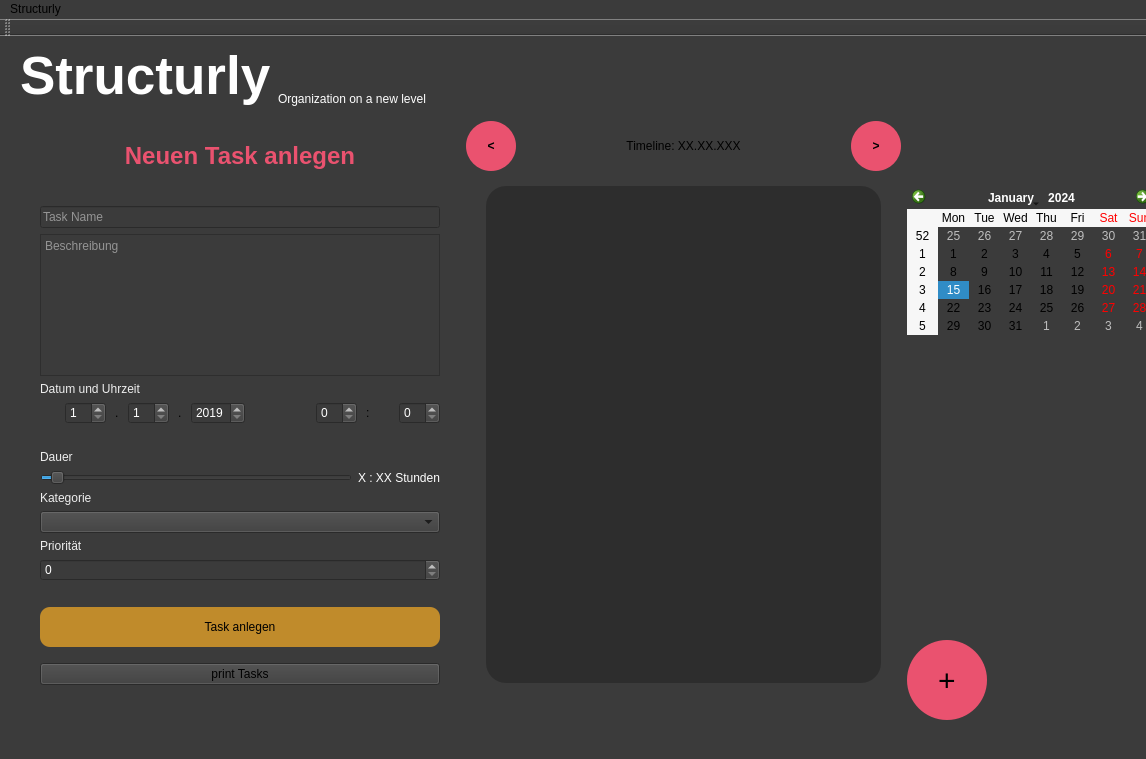
The window that src/qtdep_gui/mainwindow.ui (paulwag/Structurly) describes before a commit, drawn with Qt 5.
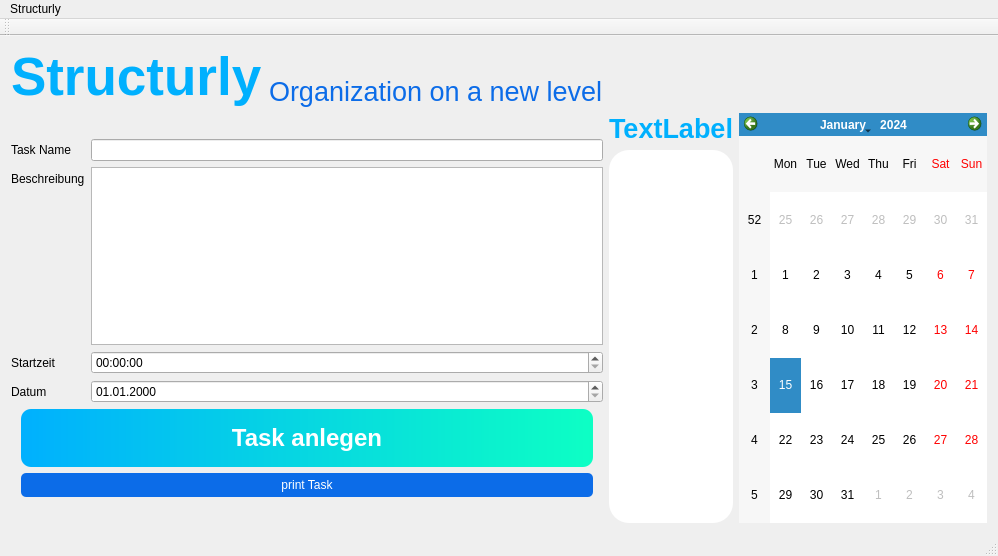
The same window after the commit.

Commit message: gui update and show timelines

```diff
--- a/src/qtdep_gui/mainwindow.ui
+++ b/src/qtdep_gui/mainwindow.ui
@@ -6,8 +6,8 @@
    <rect>
     <x>0</x>
     <y>0</y>
-    <width>1146</width>
-    <height>759</height>
+    <width>888</width>
+    <height>556</height>
    </rect>
   </property>
   <property name="sizePolicy">
@@ -20,612 +20,250 @@
    <string>MainWindow</string>
   </property>
   <property name="styleSheet">
-   <string notr="true">background-color: #3B3B3B;</string>
+   <string notr="true"/>
   </property>
   <widget class="QWidget" name="centralWidget">
-   <widget class="QWidget" name="gridLayoutWidget">
-    <property name="geometry">
-     <rect>
-      <x>20</x>
-      <y>10</y>
-      <width>1146</width>
-      <height>685</height>
-     </rect>
-    </property>
-    <layout class="QGridLayout" name="gridLayout">
-     <property name="leftMargin">
-      <number>0</number>
-     </property>
-     <property name="topMargin">
-      <number>0</number>
-     </property>
-     <item row="2" column="1">
-      <widget class="QScrollArea" name="timeline_area">
-       <property name="minimumSize">
-        <size>
-         <width>350</width>
-         <height>0</height>
-        </size>
-       </property>
-       <property name="styleSheet">
-        <string notr="true">margin: 0 20px 37px;
-padding: 5px;
+   <layout class="QGridLayout" name="gridLayout">
+    <item row="1" column="3">
+     <layout class="QVBoxLayout" name="verticalLayout_3">
+      <item>
+       <widget class="QLabel" name="timeline_label">
+        <property name="font">
+         <font>
+          <pointsize>20</pointsize>
+          <weight>75</weight>
+          <bold>true</bold>
+         </font>
+        </property>
+        <property name="styleSheet">
+         <string notr="true">color: rgba(0,176,254, 255);
+</string>
+        </property>
+        <property name="text">
+         <string>TextLabel</string>
+        </property>
+        <property name="alignment">
+         <set>Qt::AlignCenter</set>
+        </property>
+       </widget>
+      </item>
+      <item>
+       <widget class="QScrollArea" name="timeline_area">
+        <property name="styleSheet">
+         <string notr="true">border: none;
+padding: 20px;
+background-color: white;
 border-radius: 20px;
-background-color: #2D2D2D;</string>
-       </property>
-       <property name="widgetResizable">
-        <bool>true</bool>
-       </property>
-       <widget class="QWidget" name="scrollAreaWidgetContents_2">
-        <property name="geometry">
-         <rect>
-          <x>0</x>
-          <y>0</y>
-          <width>266</width>
-          <height>438</height>
-         </rect>
+</string>
         </property>
-        <widget class="QTableWidget" name="timeline_table">
+        <property name="widgetResizable">
+         <bool>true</bool>
+        </property>
+        <widget class="QWidget" name="scroll_area_content">
          <property name="geometry">
           <rect>
-           <x>30</x>
+           <x>0</x>
            <y>0</y>
-           <width>311</width>
-           <height>611</height>
+           <width>156</width>
+           <height>349</height>
           </rect>
          </property>
-         <property name="sizePolicy">
-          <sizepolicy hsizetype="Preferred" vsizetype="Preferred">
-           <horstretch>0</horstretch>
-           <verstretch>0</verstretch>
-          </sizepolicy>
-         </property>
-         <property name="styleSheet">
-          <string notr="true">background-color: #2D2D2D;
-border-radius: 30px;
-color: white; 
-</string>
-         </property>
         </widget>
        </widget>
-      </widget>
-     </item>
-     <item row="0" column="0">
-      <layout class="QGridLayout" name="gridLayout_2">
-       <item row="0" column="0">
-        <widget class="QLabel" name="title_label">
-         <property name="font">
-          <font>
-           <pointsize>40</pointsize>
-           <weight>75</weight>
-           <bold>true</bold>
-           <kerning>true</kerning>
-          </font>
-         </property>
-         <property name="styleSheet">
-          <string notr="true">color: white;
-</string>
-         </property>
-         <property name="text">
-          <string>Structurly</string>
-         </property>
-        </widget>
-       </item>
-       <item row="0" column="1">
-        <widget class="QLabel" name="subtitle_label">
-         <property name="styleSheet">
-          <string notr="true">color: white;</string>
-         </property>
-         <property name="text">
-          <string>Organization on a new level</string>
-         </property>
-         <property name="alignment">
-          <set>Qt::AlignBottom|Qt::AlignLeading|Qt::AlignLeft</set>
-         </property>
-        </widget>
-       </item>
-      </layout>
-     </item>
-     <item row="1" column="0">
-      <widget class="QLabel" name="create_new_Task_label">
-       <property name="font">
-        <font>
-         <pointsize>18</pointsize>
-         <weight>75</weight>
-         <bold>true</bold>
-        </font>
-       </property>
-       <property name="styleSheet">
-        <string notr="true">margin-top: 20px;
-padding:10px;
-color: #EA526F;</string>
-       </property>
-       <property name="text">
-        <string>Neuen Task anlegen</string>
-       </property>
-       <property name="alignment">
-        <set>Qt::AlignCenter</set>
-       </property>
-      </widget>
-     </item>
-     <item row="2" column="2">
-      <layout class="QVBoxLayout" name="verticalLayout_right">
-       <item alignment="Qt::AlignTop">
-        <widget class="QCalendarWidget" name="calendar">
-         <property name="sizePolicy">
-          <sizepolicy hsizetype="Fixed" vsizetype="Fixed">
-           <horstretch>0</horstretch>
-           <verstretch>0</verstretch>
-          </sizepolicy>
-         </property>
-         <property name="mouseTracking">
-          <bool>false</bool>
-         </property>
-         <property name="autoFillBackground">
-          <bool>false</bool>
-         </property>
-         <property name="gridVisible">
-          <bool>false</bool>
-         </property>
-        </widget>
-       </item>
-       <item>
-        <widget class="QPushButton" name="pushButton_3">
-         <property name="sizePolicy">
-          <sizepolicy hsizetype="Fixed" vsizetype="Fixed">
-           <horstretch>0</horstretch>
-           <verstretch>0</verstretch>
-          </sizepolicy>
-         </property>
-         <property name="styleSheet">
-          <string notr="true">border-radius: 40px;
-background-color: #EA526F;
-width: 80px;
-height: 80px;
-font-size: 30px;</string>
-         </property>
-         <property name="text">
-          <string>+</string>
-         </property>
-        </widget>
-       </item>
-      </layout>
-     </item>
-     <item row="2" column="0">
-      <layout class="QVBoxLayout" name="create_task_group">
-       <property name="leftMargin">
-        <number>20</number>
-       </property>
-       <property name="topMargin">
-        <number>20</number>
-       </property>
-       <property name="rightMargin">
-        <number>20</number>
-       </property>
-       <item>
-        <widget class="QLineEdit" name="task_name_edit">
-         <property name="styleSheet">
-          <string notr="true">color: #eee;
-border: .5px solid #222;</string>
-         </property>
-         <property name="text">
-          <string/>
-         </property>
-         <property name="placeholderText">
-          <string>Task Name</string>
-         </property>
-        </widget>
-       </item>
-       <item>
-        <widget class="QTextEdit" name="description_edit">
-         <property name="sizePolicy">
-          <sizepolicy hsizetype="Expanding" vsizetype="Expanding">
-           <horstretch>0</horstretch>
-           <verstretch>0</verstretch>
-          </sizepolicy>
-         </property>
-         <property name="styleSheet">
-          <string notr="true">color: #eee;
-</string>
-         </property>
-         <property name="placeholderText">
-          <string>Beschreibung</string>
-         </property>
-        </widget>
-       </item>
-       <item>
-        <widget class="QLabel" name="start_time_label">
-         <property name="styleSheet">
-          <string notr="true">color: #eee;</string>
-         </property>
-         <property name="text">
-          <string>Datum und Uhrzeit</string>
-         </property>
-        </widget>
-       </item>
-       <item>
-        <layout class="QHBoxLayout" name="horizontalLayout_2">
-         <item>
-          <widget class="QSpinBox" name="day_edit">
-           <property name="sizePolicy">
-            <sizepolicy hsizetype="Fixed" vsizetype="Fixed">
-             <horstretch>0</horstretch>
-             <verstretch>0</verstretch>
-            </sizepolicy>
-           </property>
-           <property name="styleSheet">
-            <string notr="true">margin-left: 25px;
-margin-bottom: 20px;
-color: white;</string>
-           </property>
-           <property name="minimum">
-            <number>1</number>
-           </property>
-           <property name="maximum">
-            <number>31</number>
-           </property>
-          </widget>
-         </item>
-         <item>
-          <widget class="QLabel" name="dot">
-           <property name="sizePolicy">
-            <sizepolicy hsizetype="Fixed" vsizetype="Preferred">
-             <horstretch>0</horstretch>
-             <verstretch>0</verstretch>
-            </sizepolicy>
-           </property>
-           <property name="styleSheet">
-            <string notr="true">margin-bottom: 20px;</string>
-           </property>
-           <property name="text">
-            <string>.</string>
-           </property>
-          </widget>
-         </item>
-         <item>
-          <widget class="QSpinBox" name="month_edit">
-           <property name="sizePolicy">
-            <sizepolicy hsizetype="Fixed" vsizetype="Fixed">
-             <horstretch>0</horstretch>
-             <verstretch>0</verstretch>
-            </sizepolicy>
-           </property>
-           <property name="styleSheet">
-            <string notr="true">color: white;
-margin-bottom: 20px;</string>
-           </property>
-           <property name="minimum">
-            <number>1</number>
-           </property>
-           <property name="maximum">
-            <number>12</number>
-           </property>
-          </widget>
-         </item>
-         <item>
-          <widget class="QLabel" name="dot_2">
-           <property name="sizePolicy">
-            <sizepolicy hsizetype="Fixed" vsizetype="Preferred">
-             <horstretch>0</horstretch>
-             <verstretch>0</verstretch>
-            </sizepolicy>
-           </property>
-           <property name="styleSheet">
-            <string notr="true">margin-bottom: 20px;</string>
-           </property>
-           <property name="text">
-            <string>.</string>
-           </property>
-          </widget>
-         </item>
-         <item>
-          <widget class="QSpinBox" name="year_edit">
-           <property name="sizePolicy">
-            <sizepolicy hsizetype="Fixed" vsizetype="Fixed">
-             <horstretch>0</horstretch>
-             <verstretch>0</verstretch>
-            </sizepolicy>
-           </property>
-           <property name="styleSheet">
-            <string notr="true">color: white;
-margin-right: 35px;
-margin-bottom: 20px;</string>
-           </property>
-           <property name="minimum">
-            <number>2019</number>
-           </property>
-           <property name="maximum">
-            <number>2030</number>
-           </property>
-          </widget>
-         </item>
-         <item>
-          <widget class="QSpinBox" name="hour_edit">
-           <property name="sizePolicy">
-            <sizepolicy hsizetype="Fixed" vsizetype="Fixed">
-             <horstretch>0</horstretch>
-             <verstretch>0</verstretch>
-            </sizepolicy>
-           </property>
-           <property name="styleSheet">
-            <string notr="true">color: white;
-margin-left: 30px;
-border-color: #3B3B3B;
-margin-bottom: 20px;</string>
-           </property>
-           <property name="maximum">
-            <number>23</number>
-           </property>
-          </widget>
-         </item>
-         <item>
-          <widget class="QLabel" name="doubledot">
-           <property name="sizePolicy">
-            <sizepolicy hsizetype="Fixed" vsizetype="Preferred">
-             <horstretch>0</horstretch>
-             <verstretch>0</verstretch>
-            </sizepolicy>
-           </property>
-           <property name="styleSheet">
-            <string notr="true">margin-bottom: 20px;</string>
-           </property>
-           <property name="text">
-            <string>:</string>
-           </property>
-          </widget>
-         </item>
-         <item>
-          <widget class="QSpinBox" name="minute_edit">
-           <property name="sizePolicy">
-            <sizepolicy hsizetype="Fixed" vsizetype="Fixed">
-             <horstretch>0</horstretch>
-             <verstretch>0</verstretch>
-            </sizepolicy>
-           </property>
-           <property name="styleSheet">
-            <string notr="true">color: white;
-outline: none;
-margin-left: 20px;
-margin-bottom: 20px;
-</string>
-           </property>
-           <property name="maximum">
-            <number>59</number>
-           </property>
-          </widget>
-         </item>
-        </layout>
-       </item>
-       <item>
-        <widget class="QLabel" name="time_needed_label">
-         <property name="styleSheet">
-          <string notr="true">color: #eee;
-</string>
-         </property>
-         <property name="text">
-          <string>Dauer</string>
-         </property>
-        </widget>
-       </item>
-       <item>
-        <layout class="QHBoxLayout" name="horizontalLayout_3">
-         <item>
-          <widget class="QSlider" name="time_needed_edit">
-           <property name="cursor">
-            <cursorShape>OpenHandCursor</cursorShape>
-           </property>
-           <property name="styleSheet">
-            <string notr="true"/>
-           </property>
-           <property name="minimum">
-            <number>15</number>
-           </property>
-           <property name="maximum">
-            <number>480</number>
-           </property>
-           <property name="singleStep">
-            <number>15</number>
-           </property>
-           <property name="pageStep">
-            <number>15</number>
-           </property>
-           <property name="value">
-            <number>30</number>
-           </property>
-           <property name="sliderPosition">
-            <number>30</number>
-           </property>
-           <property name="orientation">
-            <enum>Qt::Horizontal</enum>
-           </property>
-          </widget>
-         </item>
-         <item>
-          <widget class="QLabel" name="label">
-           <property name="styleSheet">
-            <string notr="true">color: white;</string>
-           </property>
-           <property name="text">
-            <string>X : XX Stunden</string>
-           </property>
-          </widget>
-         </item>
-        </layout>
-       </item>
-       <item>
-        <widget class="QLabel" name="category_label">
-         <property name="styleSheet">
-          <string notr="true">color: #eee;</string>
-         </property>
-         <property name="text">
-          <string>Kategorie</string>
-         </property>
-        </widget>
-       </item>
-       <item>
-        <widget class="QComboBox" name="category_dropdown">
-         <property name="styleSheet">
-          <string notr="true">border-color: #3B3B3B;
-</string>
-         </property>
-        </widget>
-       </item>
-       <item>
-        <widget class="QLabel" name="priority_label">
-         <property name="styleSheet">
-          <string notr="true">color: #eee;</string>
-         </property>
-         <property name="text">
-          <string>Priorität</string>
-         </property>
-        </widget>
-       </item>
-       <item>
-        <widget class="QSpinBox" name="priority_edit">
-         <property name="styleSheet">
-          <string notr="true">color: white;
-border-color: #3B3B3B;
-margin-bottom: 20px;</string>
-         </property>
-        </widget>
-       </item>
-       <item>
-        <widget class="QPushButton" name="create_task_btn">
-         <property name="sizePolicy">
-          <sizepolicy hsizetype="Minimum" vsizetype="Fixed">
-           <horstretch>0</horstretch>
-           <verstretch>0</verstretch>
-          </sizepolicy>
-         </property>
-         <property name="styleSheet">
-          <string notr="true">color: black;
-height: 40px;
-background-color: rgba(192, 139, 43, 255);
+      </item>
+     </layout>
+    </item>
+    <item row="1" column="2">
+     <layout class="QVBoxLayout" name="createTask_area">
+      <item>
+       <spacer name="verticalSpacer_2">
+        <property name="orientation">
+         <enum>Qt::Vertical</enum>
+        </property>
+        <property name="sizeHint" stdset="0">
+         <size>
+          <width>20</width>
+          <height>40</height>
+         </size>
+        </property>
+       </spacer>
+      </item>
+      <item>
+       <layout class="QFormLayout" name="formLayout">
+        <property name="sizeConstraint">
+         <enum>QLayout::SetMaximumSize</enum>
+        </property>
+        <property name="formAlignment">
+         <set>Qt::AlignJustify|Qt::AlignTop</set>
+        </property>
+        <item row="0" column="0">
+         <widget class="QLabel" name="name_label">
+          <property name="styleSheet">
+           <string notr="true"/>
+          </property>
+          <property name="text">
+           <string>Task Name</string>
+          </property>
+         </widget>
+        </item>
+        <item row="0" column="1">
+         <widget class="QLineEdit" name="name_edit"/>
+        </item>
+        <item row="1" column="0">
+         <widget class="QLabel" name="description_label">
+          <property name="text">
+           <string>Beschreibung</string>
+          </property>
+         </widget>
+        </item>
+        <item row="1" column="1">
+         <widget class="QTextEdit" name="description_edit">
+          <property name="sizePolicy">
+           <sizepolicy hsizetype="Preferred" vsizetype="Expanding">
+            <horstretch>0</horstretch>
+            <verstretch>0</verstretch>
+           </sizepolicy>
+          </property>
+         </widget>
+        </item>
+        <item row="2" column="0">
+         <widget class="QLabel" name="time_label">
+          <property name="text">
+           <string>Startzeit</string>
+          </property>
+         </widget>
+        </item>
+        <item row="2" column="1">
+         <widget class="QTimeEdit" name="time_edit"/>
+        </item>
+        <item row="3" column="0">
+         <widget class="QLabel" name="date_label">
+          <property name="text">
+           <string>Datum</string>
+          </property>
+         </widget>
+        </item>
+        <item row="3" column="1">
+         <widget class="QDateEdit" name="date_edit">
+          <property name="displayFormat">
+           <string>dd.MM.yyyy</string>
+          </property>
+         </widget>
+        </item>
+       </layout>
+      </item>
+      <item>
+       <widget class="QPushButton" name="create_task_button">
+        <property name="font">
+         <font>
+          <pointsize>18</pointsize>
+          <weight>75</weight>
+          <bold>true</bold>
+         </font>
+        </property>
+        <property name="styleSheet">
+         <string notr="true">background-color: qlineargradient(spread:pad, x1:0, y1:0, x2:1, y2:0, stop:0 rgba(0,176,254, 255), stop:1 rgba(13,255,196 255));
+padding: 15px;
 border-radius: 10px;
-margin-bottom: 10px;
-
+margin: 0 10px;
+color: white;</string>
+        </property>
+        <property name="text">
+         <string>Task anlegen</string>
+        </property>
+       </widget>
+      </item>
+      <item>
+       <widget class="QPushButton" name="print_task">
+        <property name="styleSheet">
+         <string notr="true">margin: 0 10px;
+padding: 5px;
+background-color: #0C6CE8;
+color: white; 
+border-radius: 5px;</string>
+        </property>
+        <property name="text">
+         <string>print Task</string>
+        </property>
+       </widget>
+      </item>
+      <item>
+       <spacer name="verticalSpacer">
+        <property name="orientation">
+         <enum>Qt::Vertical</enum>
+        </property>
+        <property name="sizeHint" stdset="0">
+         <size>
+          <width>20</width>
+          <height>40</height>
+         </size>
+        </property>
+       </spacer>
+      </item>
+     </layout>
+    </item>
+    <item row="0" column="2">
+     <layout class="QHBoxLayout" name="horizontalLayout_2">
+      <item>
+       <widget class="QLabel" name="titel_label">
+        <property name="sizePolicy">
+         <sizepolicy hsizetype="Fixed" vsizetype="Preferred">
+          <horstretch>0</horstretch>
+          <verstretch>0</verstretch>
+         </sizepolicy>
+        </property>
+        <property name="font">
+         <font>
+          <pointsize>40</pointsize>
+          <weight>75</weight>
+          <bold>true</bold>
+         </font>
+        </property>
+        <property name="styleSheet">
+         <string notr="true">color: rgba(0,176,254, 255);
 </string>
-         </property>
-         <property name="text">
-          <string>Task anlegen</string>
-         </property>
-        </widget>
-       </item>
-       <item>
-        <widget class="QPushButton" name="printTasks">
-         <property name="text">
-          <string>print Tasks</string>
-         </property>
-        </widget>
-       </item>
-       <item>
-        <widget class="QLabel" name="status_label">
-         <property name="styleSheet">
-          <string notr="true">color: lightgreen;
-margin-top: 15px;
-
-</string>
-         </property>
-         <property name="text">
-          <string/>
-         </property>
-        </widget>
-       </item>
-      </layout>
-     </item>
-     <item row="1" column="1">
-      <layout class="QHBoxLayout" name="horizontalLayout">
-       <item>
-        <widget class="QPushButton" name="pushButton_2">
-         <property name="sizePolicy">
-          <sizepolicy hsizetype="Fixed" vsizetype="Fixed">
-           <horstretch>0</horstretch>
-           <verstretch>0</verstretch>
-          </sizepolicy>
-         </property>
-         <property name="font">
-          <font>
-           <weight>75</weight>
-           <bold>true</bold>
-          </font>
-         </property>
-         <property name="cursor">
-          <cursorShape>PointingHandCursor</cursorShape>
-         </property>
-         <property name="styleSheet">
-          <string notr="true">border-radius: 25px;
-background-color: #EA526F;
-width: 50px;
-height: 50px;</string>
-         </property>
-         <property name="text">
-          <string>&lt;</string>
-         </property>
-        </widget>
-       </item>
-       <item>
-        <widget class="QLabel" name="timeline_date">
-         <property name="sizePolicy">
-          <sizepolicy hsizetype="Minimum" vsizetype="Preferred">
-           <horstretch>0</horstretch>
-           <verstretch>0</verstretch>
-          </sizepolicy>
-         </property>
-         <property name="text">
-          <string>Timeline: XX.XX.XXX</string>
-         </property>
-         <property name="alignment">
-          <set>Qt::AlignCenter</set>
-         </property>
-        </widget>
-       </item>
-       <item>
-        <widget class="QPushButton" name="pushButton">
-         <property name="sizePolicy">
-          <sizepolicy hsizetype="Fixed" vsizetype="Fixed">
-           <horstretch>0</horstretch>
-           <verstretch>0</verstretch>
-          </sizepolicy>
-         </property>
-         <property name="font">
-          <font>
-           <weight>75</weight>
-           <bold>true</bold>
-          </font>
-         </property>
-         <property name="cursor">
-          <cursorShape>PointingHandCursor</cursorShape>
-         </property>
-         <property name="styleSheet">
-          <string notr="true">border-radius: 25px;
-background-color: #EA526F;
-width: 50px;
-height: 50px;
-</string>
-         </property>
-         <property name="text">
-          <string>&gt;</string>
-         </property>
-         <property name="iconSize">
-          <size>
-           <width>20</width>
-           <height>20</height>
-          </size>
-         </property>
-        </widget>
-       </item>
-      </layout>
-     </item>
-    </layout>
-   </widget>
+        </property>
+        <property name="text">
+         <string>Structurly</string>
+        </property>
+       </widget>
+      </item>
+      <item>
+       <widget class="QLabel" name="subtittel_label">
+        <property name="font">
+         <font>
+          <pointsize>20</pointsize>
+         </font>
+        </property>
+        <property name="styleSheet">
+         <string notr="true">color: #0C6CE8;</string>
+        </property>
+        <property name="text">
+         <string>Organization on a new level</string>
+        </property>
+        <property name="alignment">
+         <set>Qt::AlignBottom|Qt::AlignLeading|Qt::AlignLeft</set>
+        </property>
+       </widget>
+      </item>
+     </layout>
+    </item>
+    <item row="1" column="4">
+     <widget class="QCalendarWidget" name="calendarWidget">
+      <property name="styleSheet">
+       <string notr="true"/>
+      </property>
+     </widget>
+    </item>
+   </layout>
   </widget>
   <widget class="QMenuBar" name="menuBar">
    <property name="geometry">
     <rect>
      <x>0</x>
      <y>0</y>
-     <width>1146</width>
-     <height>23</height>
+     <width>888</width>
+     <height>22</height>
     </rect>
    </property>
    <widget class="QMenu" name="menuStructurly">
```
The commit also changes 3 other files.
